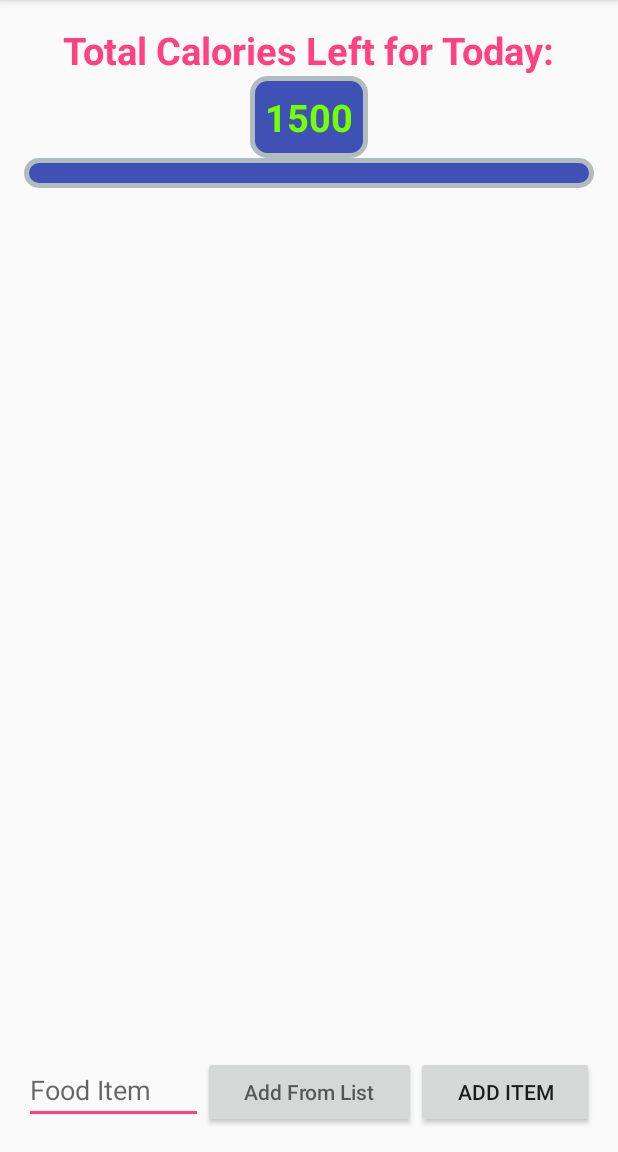
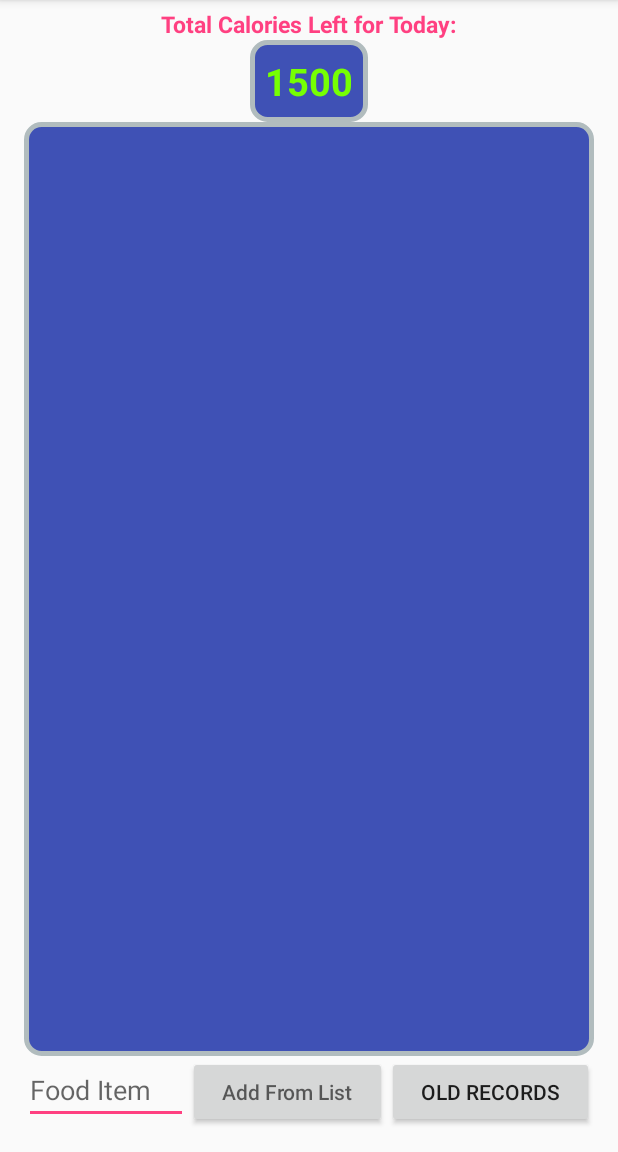
Before and after one commit to lialiv/AppWork2.1, an Android app: the screen it shows after launch (MainActivity), on a phone screen of 412 x 824 dp, the part 84-1236 px from its top. Run offline under Robolectric (Android 15) with nearby library versions, the phone set to English and light mode, and no system bars.

Commit message:
Third Version
*Add DailyLogActivity and Object
*Add featue: watch old records for days before and days after

```diff
--- a/app/src/main/AndroidManifest.xml
+++ b/app/src/main/AndroidManifest.xml
@@ -15,7 +15,8 @@
                 <category android:name="android.intent.category.LAUNCHER" />
             </intent-filter>
         </activity>
-        <activity android:name=".activities.FoodItemsListActivity"></activity>
+        <activity android:name=".activities.FoodItemsListActivity" />
+        <activity android:name=".activities.OldLogsActivity"></activity>
     </application>
 
 </manifest>
--- a/app/src/main/java/com/example/amirl2/appwork/Accessories/DailyLogItem.java
+++ b/app/src/main/java/com/example/amirl2/appwork/Accessories/DailyLogObj.java
@@ -4,7 +4,7 @@ package com.example.amirl2.appwork.Accessories;
  * Created by AmirL2 on 12/5/2016.
  */
 
-public class DailyLogItem {
+public class DailyLogObj {
     public int id;
     public String date;
     public int logId;
--- a/app/src/main/java/com/example/amirl2/appwork/Accessories/FoodItem.java
+++ b/app/src/main/java/com/example/amirl2/appwork/Accessories/FoodItemObj.java
@@ -4,24 +4,24 @@ package com.example.amirl2.appwork.Accessories;
  * Created by AmirL2 on 11/27/2016.
  */
 
-public class FoodItem {
+public class FoodItemObj {
     public int id;
     public String name;
     public String serving;
     public int calories;
 
-    public FoodItem(int id, String name, String serving, int calories) {
+    public FoodItemObj(int id, String name, String serving, int calories) {
         this.id = id;
         this.name = name;
         this.serving = serving;
         this.calories = calories;
     }
 
-    public FoodItem(String name) {
+    public FoodItemObj(String name) {
         this.name = name;
     }
 
-    public FoodItem() {
+    public FoodItemObj() {
     }
 
     public int getId() {
--- a/app/src/main/java/com/example/amirl2/appwork/Accessories/FoodItemsData.java
+++ b/app/src/main/java/com/example/amirl2/appwork/Accessories/FoodItemsData.java
@@ -1,6 +1,4 @@
 package com.example.amirl2.appwork.Accessories;
-
-import android.database.sqlite.SQLiteDatabase;
 
 import java.util.ArrayList;
 
@@ -10,54 +8,54 @@ import java.util.ArrayList;
 
 public class FoodItemsData {
 
-    public static final ArrayList<FoodItem> foodItemsDataList = new ArrayList<>();
+    public static final ArrayList<FoodItemObj> FOOD_ITEMS_DATA_LIST_OBJ = new ArrayList<>();
 
     public FoodItemsData() {
 
-        setFoodItemsDataList(foodItemsDataList);
+        setFoodItemsDataList(FOOD_ITEMS_DATA_LIST_OBJ);
 
     }
 
-    public void setFoodItemsDataList(ArrayList<FoodItem> foodItemsDataList) {
+    public void setFoodItemsDataList(ArrayList<FoodItemObj> foodItemsDataListObj) {
 
         // @formatter:off
 
-        foodItemsDataList.add(new FoodItem(1, "1000 Island, Salad Drsng,Local",            "1 Tbsp",       25));
-        foodItemsDataList.add(new FoodItem(2, "1000 Island, Salad Drsng,Reglr",            "1 Tbsp",       60));
-        foodItemsDataList.add(new FoodItem(3, "40% Bran Flakes, Kellogg's",                "1 oz",         90));
-        foodItemsDataList.add(new FoodItem(4, "40% Bran Flakes, Post",                     "1 oz",         90));
-        foodItemsDataList.add(new FoodItem(5, "Alfalfa Seeds, Sprouted, Raw",              "1 Cup",        10));
-        foodItemsDataList.add(new FoodItem(6, "All-Bran Cereal",                           "1 oz",         70));
-        foodItemsDataList.add(new FoodItem(7, "Almonds, Slivered",                         "1 Cup",        795));
-        foodItemsDataList.add(new FoodItem(8, "Almonds, Whole",                            "1 oz",         165));
-        foodItemsDataList.add(new FoodItem(9, "Angelfood Cake, From Mix",                  "1 Cake",       1510));
-        foodItemsDataList.add(new FoodItem(10, "Angelfood Cake, From Mix",                  "1 Piece",      125));
-        foodItemsDataList.add(new FoodItem(11, "Apple Juice, Canned",                       "1 Cup",        115));
-        foodItemsDataList.add(new FoodItem(12, "Apple Pie",                                 "1 Pie",        2420));
-        foodItemsDataList.add(new FoodItem(13, "Apple Pie",                                 "1 Piece",      405));
-        foodItemsDataList.add(new FoodItem(14, "Apples, Dried, Sulfured",                   "10 Rings",     155));
-        foodItemsDataList.add(new FoodItem(15, "Apples, Raw, Peeled, Sliced",               "1 Cup",        65));
-        foodItemsDataList.add(new FoodItem(16, "Apples, Raw, Unpeeled,2 Per Lb",            "1 Apple",      125));
-        foodItemsDataList.add(new FoodItem(17, "Apples, Raw, Unpeeled,3 Per Lb",            "1 Apple",      80));
-        foodItemsDataList.add(new FoodItem(18, "Applesauce, Canned, Sweetened",             "1 Cup",        195));
-        foodItemsDataList.add(new FoodItem(19, "Applesauce, Canned,Unsweetened",            "1 Cup",        105));
-        foodItemsDataList.add(new FoodItem(20, "Apricot Nectar, No Added Vit C",            "1 Cup",        140));
-        foodItemsDataList.add(new FoodItem(21, "Apricot, Canned, Heavy Syrup",              "1 Cup",        215));
-        foodItemsDataList.add(new FoodItem(22, "Apricot, Canned, Heavy Syrup",              "3 Halves",     70));
-        foodItemsDataList.add(new FoodItem(23, "Apricots, Canned, Juice Pack",              "1 Cup",        120));
-        foodItemsDataList.add(new FoodItem(24, "Apricots, Canned, Juice Pack",              "3 Halves",     40));
-        foodItemsDataList.add(new FoodItem(25, "Apricots, Dried, Cooked,Unswtn",            "1 Cup",        210));
-        foodItemsDataList.add(new FoodItem(26, "Apricots, Dried, Uncooked",                 "1 Cup",        310));
-        foodItemsDataList.add(new FoodItem(27, "Apricots, Raw",                             "3 Aprcot",     50));
-        foodItemsDataList.add(new FoodItem(28, "Artichokes, Globe, Cooked, Drn",            "1 Artchk",     55));
-        foodItemsDataList.add(new FoodItem(29, "Asparagus, Ckd Frm Frz,Dr,Sper",            "4 Spears",     15));
-        foodItemsDataList.add(new FoodItem(30, "Asparagus, Ckd Frm Frz,Drn,Cut",            "1 Cup",        50));
-        foodItemsDataList.add(new FoodItem(31, "Asparagus, Ckd Frm Raw, Dr,Cut",            "1 Cup",        45));
-        foodItemsDataList.add(new FoodItem(32, "Asparagus, Ckd Frm Raw,Dr,Sper",            "4 Spears",     15));
-        foodItemsDataList.add(new FoodItem(33, "Asparagus,Canned,Spears,Nosalt",            "4 Spears",     10));
-        foodItemsDataList.add(new FoodItem(34, "Asparagus,Canned,Spears,W/Salt",            "4 Spears",     10));
-        foodItemsDataList.add(new FoodItem(35, "Avocados, California",                      "1 Avocdo",     305));
-        foodItemsDataList.add(new FoodItem(36, "Avocados, Florida",                         "1 Avocdo",     340));
+        foodItemsDataListObj.add(new FoodItemObj(1, "1000 Island, Salad Drsng,Local",            "1 Tbsp",       25));
+        foodItemsDataListObj.add(new FoodItemObj(2, "1000 Island, Salad Drsng,Reglr",            "1 Tbsp",       60));
+        foodItemsDataListObj.add(new FoodItemObj(3, "40% Bran Flakes, Kellogg's",                "1 oz",         90));
+        foodItemsDataListObj.add(new FoodItemObj(4, "40% Bran Flakes, Post",                     "1 oz",         90));
+        foodItemsDataListObj.add(new FoodItemObj(5, "Alfalfa Seeds, Sprouted, Raw",              "1 Cup",        10));
+        foodItemsDataListObj.add(new FoodItemObj(6, "All-Bran Cereal",                           "1 oz",         70));
+        foodItemsDataListObj.add(new FoodItemObj(7, "Almonds, Slivered",                         "1 Cup",        795));
+        foodItemsDataListObj.add(new FoodItemObj(8, "Almonds, Whole",                            "1 oz",         165));
+        foodItemsDataListObj.add(new FoodItemObj(9, "Angelfood Cake, From Mix",                  "1 Cake",       1510));
+        foodItemsDataListObj.add(new FoodItemObj(10, "Angelfood Cake, From Mix",                  "1 Piece",      125));
+        foodItemsDataListObj.add(new FoodItemObj(11, "Apple Juice, Canned",                       "1 Cup",        115));
+        foodItemsDataListObj.add(new FoodItemObj(12, "Apple Pie",                                 "1 Pie",        2420));
+        foodItemsDataListObj.add(new FoodItemObj(13, "Apple Pie",                                 "1 Piece",      405));
+        foodItemsDataListObj.add(new FoodItemObj(14, "Apples, Dried, Sulfured",                   "10 Rings",     155));
+        foodItemsDataListObj.add(new FoodItemObj(15, "Apples, Raw, Peeled, Sliced",               "1 Cup",        65));
+        foodItemsDataListObj.add(new FoodItemObj(16, "Apples, Raw, Unpeeled,2 Per Lb",            "1 Apple",      125));
+        foodItemsDataListObj.add(new FoodItemObj(17, "Apples, Raw, Unpeeled,3 Per Lb",            "1 Apple",      80));
+        foodItemsDataListObj.add(new FoodItemObj(18, "Applesauce, Canned, Sweetened",             "1 Cup",        195));
+        foodItemsDataListObj.add(new FoodItemObj(19, "Applesauce, Canned,Unsweetened",            "1 Cup",        105));
+        foodItemsDataListObj.add(new FoodItemObj(20, "Apricot Nectar, No Added Vit C",            "1 Cup",        140));
+        foodItemsDataListObj.add(new FoodItemObj(21, "Apricot, Canned, Heavy Syrup",              "1 Cup",        215));
+        foodItemsDataListObj.add(new FoodItemObj(22, "Apricot, Canned, Heavy Syrup",              "3 Halves",     70));
+        foodItemsDataListObj.add(new FoodItemObj(23, "Apricots, Canned, Juice Pack",              "1 Cup",        120));
+        foodItemsDataListObj.add(new FoodItemObj(24, "Apricots, Canned, Juice Pack",              "3 Halves",     40));
+        foodItemsDataListObj.add(new FoodItemObj(25, "Apricots, Dried, Cooked,Unswtn",            "1 Cup",        210));
+        foodItemsDataListObj.add(new FoodItemObj(26, "Apricots, Dried, Uncooked",                 "1 Cup",        310));
+        foodItemsDataListObj.add(new FoodItemObj(27, "Apricots, Raw",                             "3 Aprcot",     50));
+        foodItemsDataListObj.add(new FoodItemObj(28, "Artichokes, Globe, Cooked, Drn",            "1 Artchk",     55));
+        foodItemsDataListObj.add(new FoodItemObj(29, "Asparagus, Ckd Frm Frz,Dr,Sper",            "4 Spears",     15));
+        foodItemsDataListObj.add(new FoodItemObj(30, "Asparagus, Ckd Frm Frz,Drn,Cut",            "1 Cup",        50));
+        foodItemsDataListObj.add(new FoodItemObj(31, "Asparagus, Ckd Frm Raw, Dr,Cut",            "1 Cup",        45));
+        foodItemsDataListObj.add(new FoodItemObj(32, "Asparagus, Ckd Frm Raw,Dr,Sper",            "4 Spears",     15));
+        foodItemsDataListObj.add(new FoodItemObj(33, "Asparagus,Canned,Spears,Nosalt",            "4 Spears",     10));
+        foodItemsDataListObj.add(new FoodItemObj(34, "Asparagus,Canned,Spears,W/Salt",            "4 Spears",     10));
+        foodItemsDataListObj.add(new FoodItemObj(35, "Avocados, California",                      "1 Avocdo",     305));
+        foodItemsDataListObj.add(new FoodItemObj(36, "Avocados, Florida",                         "1 Avocdo",     340));
 
 
 // @formatter:on
--- a/app/src/main/java/com/example/amirl2/appwork/activities/MainActivity.java
+++ b/app/src/main/java/com/example/amirl2/appwork/activities/MainActivity.java
@@ -8,18 +8,15 @@ import android.os.Build;
 import android.support.annotation.RequiresApi;
 import android.support.v7.app.AppCompatActivity;
 import android.os.Bundle;
-import android.view.LayoutInflater;
 import android.view.View;
-import android.view.ViewGroup;
-import android.widget.ArrayAdapter;
 import android.widget.Button;
-import android.widget.CheckBox;
 import android.widget.EditText;
 import android.widget.ListView;
 import android.widget.TextView;
 
 import com.example.amirl2.appwork.Accessories.DBHelper;
-import com.example.amirl2.appwork.Accessories.DailyLogItem;
+import com.example.amirl2.appwork.Accessories.DailyLogObj;
+import com.example.amirl2.appwork.Accessories.FoodListAdapter;
 import com.example.amirl2.appwork.R;
 
 import java.util.ArrayList;
@@ -32,7 +29,7 @@ public class MainActivity extends AppCompatActivity {
     EditText etItem;
     ListView lvFood;
     DBHelper dbHelper;
-    ArrayList<DailyLogItem> dailyItemsList;
+    ArrayList<DailyLogObj> dailyItemsList;
     FoodListAdapter adapter;
     String specDate;
     SimpleDateFormat sdf;
@@ -50,7 +47,7 @@ public class MainActivity extends AppCompatActivity {
         SharedPreferences sharedPref = getSharedPreferences("com.example.amirl2.appwork.shared_preferences", Context.MODE_PRIVATE);
 
         tvCalories = (TextView) findViewById(R.id.tv_calories);
-        btnAddFood = (Button) findViewById(R.id.btn_add);
+        btnAddFood = (Button) findViewById(R.id.btn_old_logs);
         btnAddFromList = (Button) findViewById(R.id.btn_food_items_list);
         etItem = (EditText) findViewById(R.id.et_food_item);
         lvFood = (ListView) findViewById(R.id.lv_food);
@@ -59,39 +56,29 @@ public class MainActivity extends AppCompatActivity {
         sdf = new SimpleDateFormat("dd-MMM-yyyy");
         specDate = sdf.format(calendar.getTime());
 
-//        Date date = new Date();
-//        Long dateValue = date.getTime();
-//        String dayOfWeek = (String) android.text.format.DateFormat.format("EEEE", date);
-//        tvDateDay.setText(dayOfWeek + " " + specDate);
-
         dbHelper = new DBHelper(this);
 
-        dailyItemsList = dbHelper.getDailyLogItems();
+        dailyItemsList = dbHelper.getDailyLogItemsForToday();
         adapter = new FoodListAdapter(this, dailyItemsList);
         lvFood.setAdapter(adapter);
 
         int totCaloriesUsed = 0;
-        for (DailyLogItem item: dailyItemsList){
+        for (DailyLogObj item: dailyItemsList){
             totCaloriesUsed = totCaloriesUsed + (item.calories * item.quantity);
         }
 
         int caloriesPerDay = sharedPref.getInt("Calories_per_day", 2000);
         tvCalories.setText("" + (caloriesPerDay - totCaloriesUsed));
 
+        btnAddFood.setOnClickListener(new View.OnClickListener() {
+            @Override
+            public void onClick(View view) {
 
-//        btnAddFood.setOnClickListener(new View.OnClickListener() {
-//            @Override
-//            public void onClick(View view) {
-//
-//                String foodName = etItem.getText().toString();
-//                FoodItem newItem = new FoodItem(foodName);
-//                dbHelper.insertFoodToDailyLogs(newItem);
-//                dailyItemsList.add(newItem);
-//                adapter.notifyDataSetChanged();
-//                etItem.setText("");
-//
-//            }
-//        });
+             Intent oldLogsIntent = new Intent(MainActivity.this, OldLogsActivity.class);
+                startActivity(oldLogsIntent);
+
+            }
+        });
 
         btnAddFromList.setOnClickListener(new View.OnClickListener() {
             @Override
@@ -100,37 +87,35 @@ public class MainActivity extends AppCompatActivity {
                 startActivity(FoodItemsListIntent );
             }
         });
-
-
     }
 
-    public class FoodListAdapter extends ArrayAdapter<DailyLogItem> {
-        public FoodListAdapter(Context context, ArrayList<DailyLogItem> dailyItemsList) {
-            super(context, 0, dailyItemsList);
-        }
-
-        @Override
-        public View getView(int position, View convertView, ViewGroup parent) {
-            DailyLogItem dailyLogItem= getItem(position);
-            if (convertView == null) {
-                convertView = LayoutInflater.from(getContext()).inflate(R.layout.row_list, parent, false);
-            }
-            CheckBox chbx = (CheckBox) convertView.findViewById(R.id.chbx_item);
-            TextView tvFood = (TextView) convertView.findViewById(R.id.tv_food_name);
-            TextView tvQuantity = (TextView) convertView.findViewById(R.id.tv_quantity);
-            TextView tvServingSize = (TextView) convertView.findViewById(R.id.tv_serving);
-            TextView tvCalories = (TextView) convertView.findViewById(R.id.tv_calories);
-            TextView tvTotal = (TextView) convertView.findViewById(R.id.tv_total);
-            chbx.setVisibility(View.GONE);
-            tvFood.setText(dailyLogItem.foodName);
-            tvServingSize.setText(dailyLogItem.serving);
-            tvCalories.setText("" + dailyLogItem.calories);
-            tvQuantity.setText("" + dailyLogItem.quantity);
-            tvTotal.setText("" + dailyLogItem.calories*dailyLogItem.quantity);
-
-            return convertView;
-        }
-    }
+//    public class FoodListAdapter extends ArrayAdapter<DailyLogObj> {
+//        public FoodListAdapter(Context context, ArrayList<DailyLogObj> dailyItemsList) {
+//            super(context, 0, dailyItemsList);
+//        }
+//
+//        @Override
+//        public View getView(int position, View convertView, ViewGroup parent) {
+//            DailyLogObj dailyLogObj = getItem(position);
+//            if (convertView == null) {
+//                convertView = LayoutInflater.from(getContext()).inflate(R.layout.row_list, parent, false);
+//            }
+//            CheckBox chbx = (CheckBox) convertView.findViewById(R.id.chbx_item);
+//            TextView tvFood = (TextView) convertView.findViewById(R.id.tv_food_name);
+//            TextView tvQuantity = (TextView) convertView.findViewById(R.id.tv_quantity);
+//            TextView tvServingSize = (TextView) convertView.findViewById(R.id.tv_serving);
+//            TextView tvCalories = (TextView) convertView.findViewById(R.id.tv_calories);
+//            TextView tvTotal = (TextView) convertView.findViewById(R.id.tv_total);
+//            chbx.setVisibility(View.GONE);
+//            tvFood.setText(dailyLogObj.foodName);
+//            tvServingSize.setText(dailyLogObj.serving);
+//            tvCalories.setText("" + dailyLogObj.calories);
+//            tvQuantity.setText("" + dailyLogObj.quantity);
+//            tvTotal.setText("" + dailyLogObj.calories* dailyLogObj.quantity);
+//
+//            return convertView;
+//        }
+//    }
 
 
 }
--- a/app/src/main/res/layout/activity_main.xml
+++ b/app/src/main/res/layout/activity_main.xml
@@ -7,7 +7,7 @@
     android:paddingBottom="@dimen/activity_vertical_margin"
     android:paddingLeft="@dimen/activity_horizontal_margin"
     android:paddingRight="@dimen/activity_horizontal_margin"
-    android:paddingTop="@dimen/activity_vertical_margin"
+    android:paddingTop="5dp"
     tools:context="com.example.amirl2.appwork.activities.MainActivity">
 
 
@@ -19,46 +19,36 @@
         android:gravity="center"
         android:text="date and day"
         android:textColor="@color/colorAccent"
-            android:textSize="20sp"
+        android:textSize="12dp"
         android:textStyle="bold"
-            android:visibility="gone"
-            />
+        android:visibility="gone" />
 
 
     <TextView
         android:id="@+id/tv_calories_left_today"
         android:layout_width="wrap_content"
         android:layout_height="wrap_content"
-        android:text="Total Calories Left for Today:"
         android:layout_below="@id/tv_date_day"
         android:layout_centerHorizontal="true"
+        android:text="Total Calories Left for Today:"
         android:textColor="@color/colorAccent"
-        android:textStyle="bold"
-        android:textSize="25sp"
-        />
+        android:textSize="15dp"
+        android:textStyle="bold" />
 
     <TextView
         android:id="@+id/tv_calories"
         android:layout_width="wrap_content"
         android:layout_height="wrap_content"
-        android:text="Total Calories"
         android:layout_below="@id/tv_calories_left_today"
         android:layout_centerHorizontal="true"
         android:background="@drawable/background"
+        android:text="Total Calories"
         android:textColor="#76FF03"
-        android:textStyle="bold"
         android:textSize="25sp"
-        />
-
-
-    <ListView
-        android:id="@+id/lv_food"
-        android:layout_width="match_parent"
-        android:layout_height="wrap_content"
-        android:layout_below="@+id/tv_calories"
-        android:background="@drawable/background"></ListView>
+        android:textStyle="bold" />
 
     <LinearLayout
+        android:id="@+id/ll_buttons"
         android:layout_width="match_parent"
         android:layout_height="wrap_content"
         android:layout_alignParentBottom="true"
@@ -77,16 +67,26 @@
             android:layout_height="wrap_content"
             android:layout_toRightOf="@id/et_food_item"
             android:layout_weight="1"
-            android:hint="Add From List"
-             />
+            android:hint="Add From List" />
 
         <Button
-            android:id="@+id/btn_add"
+            android:id="@+id/btn_old_logs"
             android:layout_width="wrap_content"
             android:layout_height="wrap_content"
-            android:layout_toRightOf="@id/btn_add"
+            android:layout_toRightOf="@id/btn_old_logs"
             android:layout_weight="1"
-            android:text="Add Item" />
+            android:text="Old Records" />
     </LinearLayout>
 
+
+
+    <ListView
+        android:id="@+id/lv_food"
+        android:layout_width="match_parent"
+        android:layout_height="wrap_content"
+        android:layout_above="@id/ll_buttons"
+        android:layout_below="@id/tv_calories"
+        android:background="@drawable/background"></ListView>
+
+
 </RelativeLayout>
```
Also changed, not shown: app/src/main/java/com/example/amirl2/appwork/Accessories/DBHelper.java (+38 -22 lines), app/src/main/java/com/example/amirl2/appwork/Accessories/FoodListAdapter.java (added, +45 -0 lines), app/src/main/java/com/example/amirl2/appwork/activities/FoodItemsListActivity.java (+21 -21 lines), app/src/main/java/com/example/amirl2/appwork/activities/OldLogsActivity.java (added, +84 -0 lines), app/src/main/res/layout/old_logs_activity.xml (added, +49 -0 lines). Lines whose indentation alone changed are shown as unchanged.
